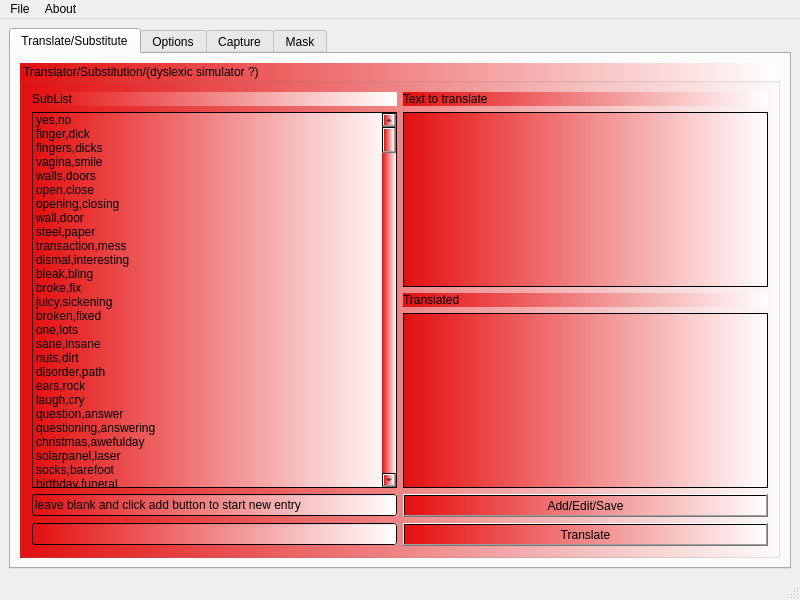
The window that mainwindow.ui (netpipe/RightHand) describes before a commit, drawn with Qt 5.
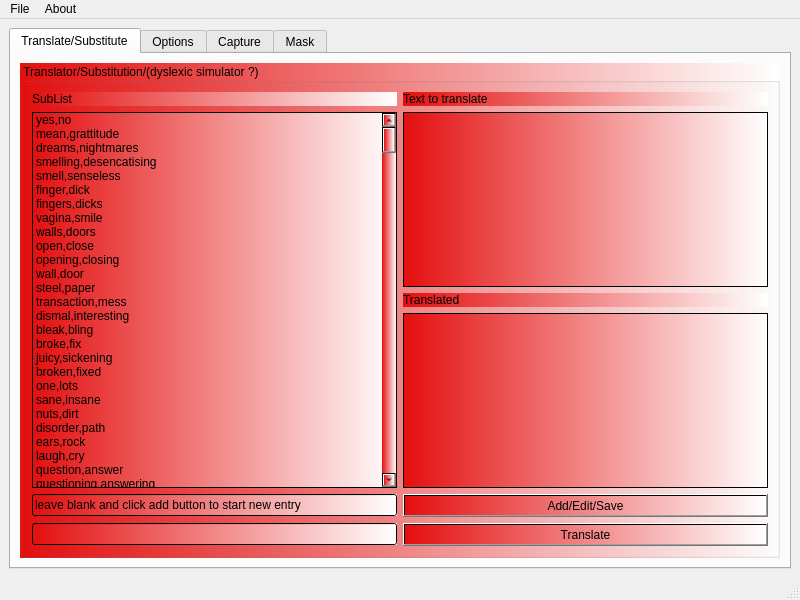
The same window after the commit.

```diff
--- a/mainwindow.ui
+++ b/mainwindow.ui
@@ -98,6 +98,26 @@
                <string>yes,no</string>
               </property>
              </item>
+             <item>
+              <property name="text">
+               <string>mean,grattitude</string>
+              </property>
+             </item>
+             <item>
+              <property name="text">
+               <string>dreams,nightmares</string>
+              </property>
+             </item>
+             <item>
+              <property name="text">
+               <string>smelling,desencatising</string>
+              </property>
+             </item>
+             <item>
+              <property name="text">
+               <string>smell,senseless</string>
+              </property>
+             </item>
              <item>
               <property name="text">
                <string>finger,dick</string>
```
